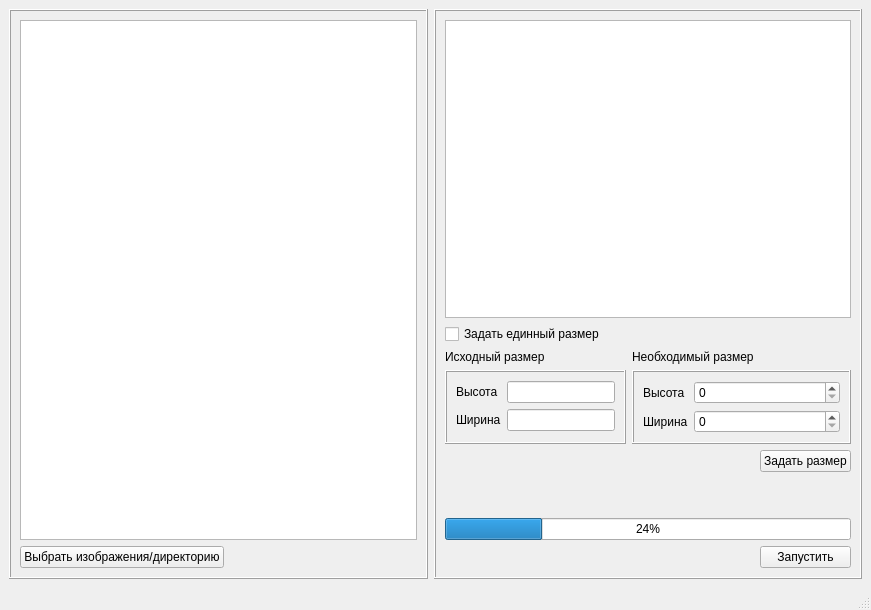
Qt form MainWindow.ui (Fenris339/KP_ImageResize) before a commit.
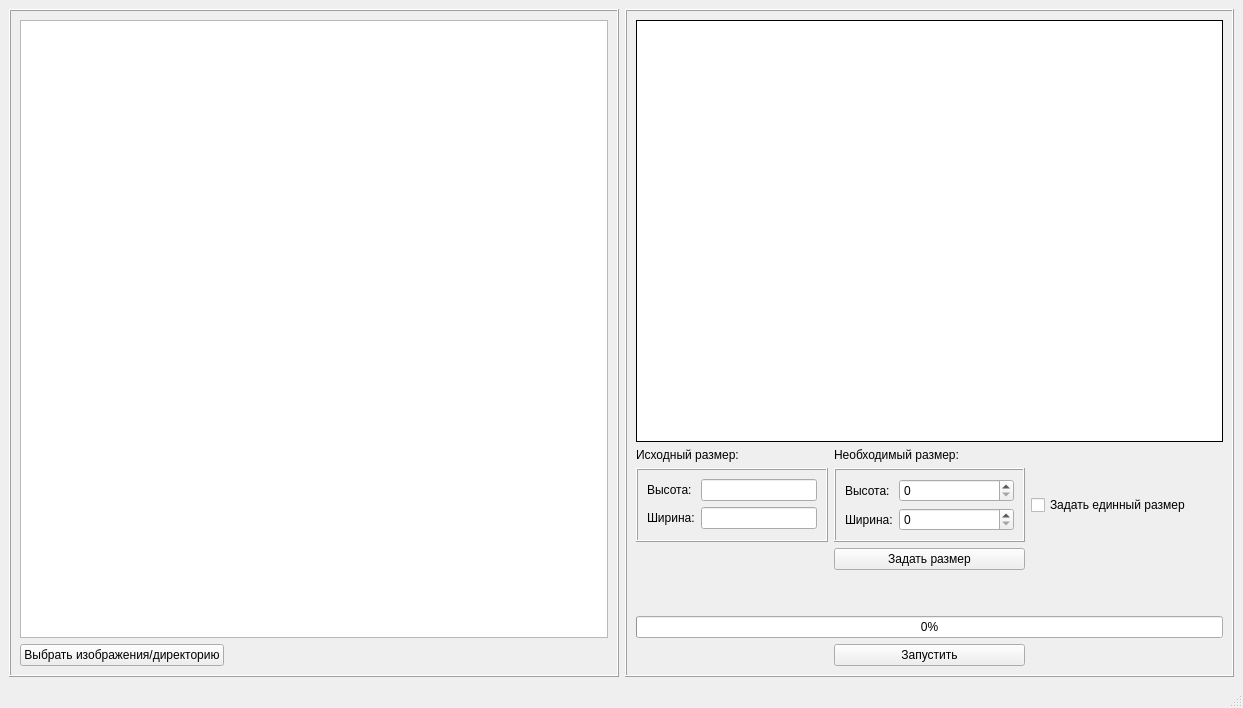
The same form after that commit.

```diff
--- a/MainWindow.ui
+++ b/MainWindow.ui
@@ -6,8 +6,8 @@
    <rect>
     <x>0</x>
     <y>0</y>
-    <width>871</width>
-    <height>610</height>
+    <width>1243</width>
+    <height>708</height>
    </rect>
   </property>
   <property name="windowTitle">
@@ -30,13 +30,6 @@
        <enum>QFrame::Raised</enum>
       </property>
       <layout class="QGridLayout" name="gridLayout_5">
-       <item row="1" column="0">
-        <widget class="QPushButton" name="pushButton">
-         <property name="text">
-          <string>Выбрать изображения/директорию</string>
-         </property>
-        </widget>
-       </item>
        <item row="1" column="1">
         <spacer name="horizontalSpacer_2">
          <property name="orientation">
@@ -50,6 +43,13 @@
          </property>
         </spacer>
        </item>
+       <item row="1" column="0">
+        <widget class="QPushButton" name="btnFilesOrDirectory">
+         <property name="text">
+          <string>Выбрать изображения/директорию</string>
+         </property>
+        </widget>
+       </item>
        <item row="0" column="0" colspan="2">
         <widget class="QTableView" name="tableView">
          <property name="frameShadow">
@@ -61,6 +61,9 @@
          <property name="dragDropOverwriteMode">
           <bool>false</bool>
          </property>
+         <property name="alternatingRowColors">
+          <bool>true</bool>
+         </property>
          <property name="selectionMode">
           <enum>QAbstractItemView::SingleSelection</enum>
          </property>
@@ -75,7 +78,7 @@
     <item row="0" column="1">
      <widget class="QFrame" name="frame_2">
       <property name="sizePolicy">
-       <sizepolicy hsizetype="Preferred" vsizetype="Preferred">
+       <sizepolicy hsizetype="MinimumExpanding" vsizetype="Preferred">
         <horstretch>0</horstretch>
         <verstretch>0</verstretch>
        </sizepolicy>
@@ -88,138 +91,36 @@
       </property>
       <layout class="QGridLayout" name="gridLayout_4">
        <item row="0" column="0" colspan="3">
-        <widget class="QGraphicsView" name="graphicsView">
+        <widget class="QGraphicsView" name="imgView">
+         <property name="frameShape">
+          <enum>QFrame::Box</enum>
+         </property>
+         <property name="frameShadow">
+          <enum>QFrame::Plain</enum>
+         </property>
+         <property name="lineWidth">
+          <number>1</number>
+         </property>
          <property name="interactive">
           <bool>false</bool>
          </property>
-         <property name="optimizationFlags">
-          <set>QGraphicsView::DontClipPainter</set>
-         </property>
-        </widget>
-       </item>
-       <item row="1" column="0">
-        <widget class="QCheckBox" name="checkBox">
-         <property name="text">
-          <string>Задать единный размер</string>
-         </property>
-        </widget>
-       </item>
-       <item row="8" column="2">
-        <widget class="QPushButton" name="pushButton_3">
-         <property name="text">
-          <string>Запустить</string>
-         </property>
-        </widget>
-       </item>
-       <item row="5" column="2">
-        <spacer name="verticalSpacer">
-         <property name="orientation">
-          <enum>Qt::Vertical</enum>
-         </property>
-         <property name="sizeType">
-          <enum>QSizePolicy::Maximum</enum>
-         </property>
-         <property name="sizeHint" stdset="0">
-          <size>
-           <width>20</width>
-           <height>40</height>
-          </size>
-         </property>
-        </spacer>
-       </item>
-       <item row="4" column="2">
-        <widget class="QPushButton" name="pushButton_2">
-         <property name="text">
-          <string>Задать размер</string>
-         </property>
         </widget>
        </item>
        <item row="7" column="0" colspan="3">
         <widget class="QProgressBar" name="progressBar">
          <property name="value">
-          <number>24</number>
+          <number>0</number>
          </property>
         </widget>
        </item>
-       <item row="2" column="1">
-        <widget class="QLabel" name="label_6">
-         <property name="text">
-          <string>Необходимый размер</string>
-         </property>
-        </widget>
-       </item>
-       <item row="2" column="0">
-        <widget class="QLabel" name="label_5">
-         <property name="text">
-          <string>Исходный размер</string>
-         </property>
-        </widget>
-       </item>
-       <item row="1" column="2">
-        <spacer name="horizontalSpacer">
-         <property name="orientation">
-          <enum>Qt::Horizontal</enum>
-         </property>
-         <property name="sizeHint" stdset="0">
-          <size>
-           <width>40</width>
-           <height>20</height>
-          </size>
-         </property>
-        </spacer>
-       </item>
-       <item row="3" column="1" colspan="2">
-        <widget class="QFrame" name="frame_4">
-         <property name="frameShape">
-          <enum>QFrame::Box</enum>
-         </property>
-         <property name="frameShadow">
-          <enum>QFrame::Raised</enum>
-         </property>
-         <layout class="QGridLayout" name="gridLayout_3">
-          <item row="1" column="0">
-           <widget class="QLabel" name="label_4">
-            <property name="sizePolicy">
-             <sizepolicy hsizetype="Maximum" vsizetype="Preferred">
-              <horstretch>0</horstretch>
-              <verstretch>0</verstretch>
-             </sizepolicy>
-            </property>
-            <property name="text">
-             <string>Ширина</string>
-            </property>
-           </widget>
-          </item>
-          <item row="0" column="1">
-           <widget class="QSpinBox" name="spinBox"/>
-          </item>
-          <item row="1" column="1">
-           <widget class="QSpinBox" name="spinBox_2">
-            <property name="sizePolicy">
-             <sizepolicy hsizetype="Minimum" vsizetype="Fixed">
-              <horstretch>0</horstretch>
-              <verstretch>0</verstretch>
-             </sizepolicy>
-            </property>
-           </widget>
-          </item>
-          <item row="0" column="0">
-           <widget class="QLabel" name="label_3">
-            <property name="sizePolicy">
-             <sizepolicy hsizetype="Maximum" vsizetype="Preferred">
-              <horstretch>0</horstretch>
-              <verstretch>0</verstretch>
-             </sizepolicy>
-            </property>
-            <property name="text">
-             <string>Высота</string>
-            </property>
-           </widget>
-          </item>
-         </layout>
-        </widget>
-       </item>
        <item row="3" column="0">
+        <widget class="QLabel" name="label_5">
+         <property name="text">
+          <string>Исходный размер:</string>
+         </property>
+        </widget>
+       </item>
+       <item row="4" column="0">
         <widget class="QFrame" name="frame_3">
          <property name="frameShape">
           <enum>QFrame::Box</enum>
@@ -237,17 +138,7 @@
              </sizepolicy>
             </property>
             <property name="text">
-             <string>Высота</string>
-            </property>
-           </widget>
-          </item>
-          <item row="0" column="1">
-           <widget class="QLineEdit" name="lineEdit">
-            <property name="sizePolicy">
-             <sizepolicy hsizetype="Fixed" vsizetype="Fixed">
-              <horstretch>0</horstretch>
-              <verstretch>0</verstretch>
-             </sizepolicy>
+             <string>Высота:</string>
             </property>
            </widget>
           </item>
@@ -260,7 +151,7 @@
              </sizepolicy>
             </property>
             <property name="text">
-             <string>Ширина</string>
+             <string>Ширина:</string>
             </property>
            </widget>
           </item>
@@ -272,11 +163,129 @@
               <verstretch>0</verstretch>
              </sizepolicy>
             </property>
+            <property name="readOnly">
+             <bool>true</bool>
+            </property>
            </widget>
           </item>
+          <item row="0" column="1">
+           <widget class="QLineEdit" name="edtSourceHeight">
+            <property name="sizePolicy">
+             <sizepolicy hsizetype="Minimum" vsizetype="Fixed">
+              <horstretch>0</horstretch>
+              <verstretch>0</verstretch>
+             </sizepolicy>
+            </property>
+            <property name="readOnly">
+             <bool>true</bool>
+            </property>
+           </widget>
+          </item>
          </layout>
         </widget>
        </item>
+       <item row="4" column="1">
+        <widget class="QFrame" name="frame_4">
+         <property name="frameShape">
+          <enum>QFrame::Box</enum>
+         </property>
+         <property name="frameShadow">
+          <enum>QFrame::Raised</enum>
+         </property>
+         <layout class="QGridLayout" name="gridLayout_3">
+          <item row="1" column="0">
+           <widget class="QLabel" name="label_4">
+            <property name="sizePolicy">
+             <sizepolicy hsizetype="Maximum" vsizetype="Preferred">
+              <horstretch>0</horstretch>
+              <verstretch>0</verstretch>
+             </sizepolicy>
+            </property>
+            <property name="text">
+             <string>Ширина:</string>
+            </property>
+           </widget>
+          </item>
+          <item row="0" column="1">
+           <widget class="QSpinBox" name="edtDirectionHeight">
+            <property name="maximum">
+             <number>3000</number>
+            </property>
+           </widget>
+          </item>
+          <item row="1" column="1">
+           <widget class="QSpinBox" name="edtDirectionWidth">
+            <property name="sizePolicy">
+             <sizepolicy hsizetype="Minimum" vsizetype="Fixed">
+              <horstretch>0</horstretch>
+              <verstretch>0</verstretch>
+             </sizepolicy>
+            </property>
+            <property name="maximum">
+             <number>3000</number>
+            </property>
+           </widget>
+          </item>
+          <item row="0" column="0">
+           <widget class="QLabel" name="label_3">
+            <property name="sizePolicy">
+             <sizepolicy hsizetype="Maximum" vsizetype="Preferred">
+              <horstretch>0</horstretch>
+              <verstretch>0</verstretch>
+             </sizepolicy>
+            </property>
+            <property name="text">
+             <string>Высота:</string>
+            </property>
+           </widget>
+          </item>
+         </layout>
+        </widget>
+       </item>
+       <item row="5" column="1">
+        <widget class="QPushButton" name="btnSaveDirectionSize">
+         <property name="text">
+          <string>Задать размер</string>
+         </property>
+        </widget>
+       </item>
+       <item row="6" column="1">
+        <spacer name="verticalSpacer">
+         <property name="orientation">
+          <enum>Qt::Vertical</enum>
+         </property>
+         <property name="sizeType">
+          <enum>QSizePolicy::Maximum</enum>
+         </property>
+         <property name="sizeHint" stdset="0">
+          <size>
+           <width>20</width>
+           <height>40</height>
+          </size>
+         </property>
+        </spacer>
+       </item>
+       <item row="3" column="1">
+        <widget class="QLabel" name="label_6">
+         <property name="text">
+          <string>Необходимый размер:</string>
+         </property>
+        </widget>
+       </item>
+       <item row="4" column="2">
+        <widget class="QCheckBox" name="chkDirectionSizeToAll">
+         <property name="text">
+          <string>Задать единный размер</string>
+         </property>
+        </widget>
+       </item>
+       <item row="8" column="1">
+        <widget class="QPushButton" name="btnStart">
+         <property name="text">
+          <string>Запустить</string>
+         </property>
+        </widget>
+       </item>
       </layout>
      </widget>
     </item>
```
Left out of the diff: 9 changed lines with no effect on the pictures.
